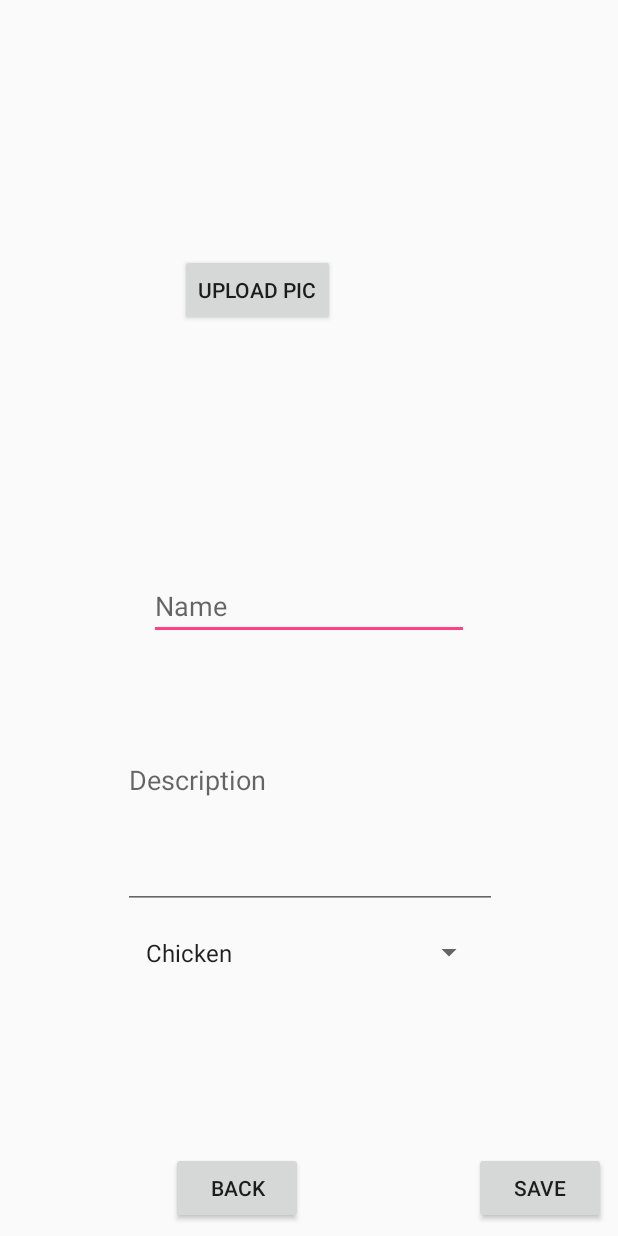
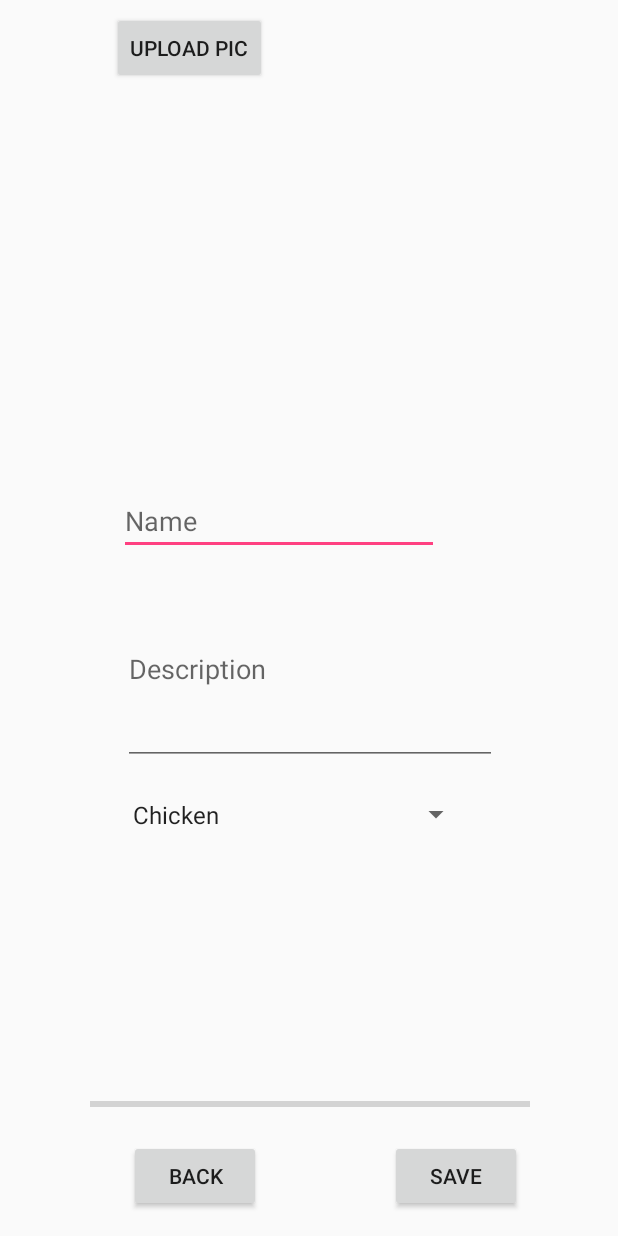
Before and after one commit to NS-Mojtaba/AND_FoodProject, an Android app: the AddRecipe screen opened directly, with no data from a screen before it, on a phone screen of 412 x 824 dp. Run offline under Robolectric (Android 15) with nearby library versions, the phone set to English and light mode, and no system bars; our stand-ins replace Firebase (no records; nobody signed in at launch, a user with empty details on screens opened directly), Picasso.

Commit message:
Upload Picture added to AddRecipe and its xml file

```diff
--- a/app/build.gradle
+++ b/app/build.gradle
@@ -27,11 +27,15 @@ dependencies {
     testImplementation 'junit:junit:4.12'
     androidTestImplementation 'com.android.support.test:runner:1.0.2'
     androidTestImplementation 'com.android.support.test.espresso:espresso-core:3.0.2'
+    implementation 'com.google.firebase:firebase-database:12.0.1'
     implementation 'com.google.firebase:firebase-firestore:17.1.2'
     implementation 'com.google.firebase:firebase-core:16.0.4'
     implementation 'com.android.support:gridlayout-v7:28.0.0'
     implementation 'com.google.firebase:firebase-storage:16.0.4'
     implementation 'com.google.firebase:firebase-auth:16.0.5'
+    implementation 'com.android.support:cardview-v7:28.0.0'
+    implementation 'com.android.support:recyclerview-v7:28.0.0'
+    implementation 'com.squareup.picasso:picasso:2.5.2'
 
     implementation 'com.github.bumptech.glide:glide:4.7.1'
     // Glide v4 uses this new annotation processor -- see https://bumptech.github.io/glide/doc/generatedapi.html
--- a/app/src/main/AndroidManifest.xml
+++ b/app/src/main/AndroidManifest.xml
@@ -6,6 +6,7 @@
     <uses-permission android:name="android.permission.READ_EXTERNAL_STORAGEE"/>
     <uses-permission android:name="android.permission.STORAGE"/>
 
+    <uses-permission android:name="android.permission.INTERNET" />
 
     <application
         android:allowBackup="true"
--- a/app/src/main/java/com/example/ciber/and_foodproject/AddRecipe.java
+++ b/app/src/main/java/com/example/ciber/and_foodproject/AddRecipe.java
@@ -1,38 +1,81 @@
 package com.example.ciber.and_foodproject;
 
+import android.content.ContentResolver;
+import android.content.Intent;
+import android.net.Uri;
+import android.os.Handler;
+import android.support.annotation.NonNull;
 import android.support.v7.app.AppCompatActivity;
 import android.os.Bundle;
 import android.view.View;
+import android.webkit.MimeTypeMap;
 import android.widget.ArrayAdapter;
 import android.widget.Button;
+import android.widget.EditText;
+import android.widget.ImageView;
+import android.widget.ProgressBar;
 import android.widget.Spinner;
 import android.widget.TextView;
 import android.widget.Toast;
 
 import com.google.android.gms.tasks.OnSuccessListener;
 import com.google.firebase.firestore.DocumentReference;
+import com.google.android.gms.tasks.OnFailureListener;
+import com.google.firebase.database.DatabaseReference;
+
+import com.google.firebase.storage.FirebaseStorage;
+import com.google.firebase.storage.OnProgressListener;
+import com.google.firebase.storage.StorageReference;
+import com.google.firebase.storage.StorageTask;
+import com.google.firebase.storage.UploadTask;
+import com.squareup.picasso.Picasso;
 
 import java.util.HashMap;
 import java.util.Map;
 
 public class AddRecipe extends AppCompatActivity {
+
+    private static final int PICK_IMAGE_REQUEST = 1;
+
+    private Button mButtonChooseImage;
     private Button back;
     private Button save;
-    private TextView text_name;
-    private TextView text_description;
+    private EditText text_name;
+    private EditText text_description;
     private Spinner spinner;
+    private ImageView mImageView;
+    private ProgressBar mProgressBar;
+
+    private Uri mImageUri;
+
+    private StorageReference mStorageRef;
+    private DatabaseReference mDatabaseRef;
+
+    private StorageTask mUploadTask;
 
     @Override
     protected void onCreate(Bundle savedInstanceState) {
         super.onCreate(savedInstanceState);
         setContentView(R.layout.activity_add_recipe);
 
+        mButtonChooseImage = findViewById(R.id.button_choose_image);
         back = findViewById(R.id.button_back);
         save = findViewById(R.id.button_save_recipe);
         text_name = findViewById(R.id.text_name);
         text_description = findViewById(R.id.text_description);
         spinner = findViewById(R.id.spinner);
+        mImageView = findViewById(R.id.image_view);
+        mProgressBar = findViewById(R.id.progress_bar);
 
+        mStorageRef = FirebaseStorage.getInstance().getReference("uploads");
+
+
+        mButtonChooseImage.setOnClickListener(new View.OnClickListener() {
+            @Override
+            public void onClick(View v) {
+                openFileChooser();
+            }
+        });
 
         back.setOnClickListener(new View.OnClickListener() {
             @Override
@@ -44,6 +87,12 @@ public class AddRecipe extends AppCompatActivity {
         save.setOnClickListener(new View.OnClickListener() {
             @Override
             public void onClick(View v) {
+                if (mUploadTask != null && mUploadTask.isInProgress()) {
+                    Toast.makeText(AddRecipe.this, "Upload in progress", Toast.LENGTH_SHORT).show();
+                } else {
+                    uploadFile();
+                }
+
                 if(!MainActivity.getInstance().searchForDish(text_name.getText().toString())){
                     // SAVE FUNCTIONALITY GOES HERE!!!!!!!!!!!!
                     Map<String, String> map = new HashMap<>();
@@ -57,7 +106,76 @@ public class AddRecipe extends AppCompatActivity {
                     Toast.makeText(AddRecipe.this, "Name already exists", Toast.LENGTH_SHORT).show();
                 }
 
+
             }
         });
     }
+
+
+    private void openFileChooser() {
+        Intent intent = new Intent();
+        intent.setType("image/*");
+        intent.setAction(Intent.ACTION_GET_CONTENT);
+        startActivityForResult(intent, PICK_IMAGE_REQUEST);
+    }
+
+    @Override
+    protected void onActivityResult(int requestCode, int resultCode, Intent data) {
+        super.onActivityResult(requestCode, resultCode, data);
+
+        if (requestCode == PICK_IMAGE_REQUEST && resultCode == RESULT_OK
+                && data != null && data.getData() != null) {
+            mImageUri = data.getData();
+
+            Picasso.with(this).load(mImageUri).into(mImageView);
+        }
+    }
+
+    private String getFileExtension(Uri uri) {
+        ContentResolver cR = getContentResolver();
+        MimeTypeMap mime = MimeTypeMap.getSingleton();
+        return mime.getExtensionFromMimeType(cR.getType(uri));
+    }
+
+    private void uploadFile() {
+        if (mImageUri != null) {
+            StorageReference fileReference = mStorageRef.child(System.currentTimeMillis()
+                    + "." + getFileExtension(mImageUri));
+
+            mUploadTask = fileReference.putFile(mImageUri)
+                    .addOnSuccessListener(new OnSuccessListener<UploadTask.TaskSnapshot>() {
+                        @Override
+                        public void onSuccess(UploadTask.TaskSnapshot taskSnapshot) {
+                            Handler handler = new Handler();
+                            handler.postDelayed(new Runnable() {
+                                @Override
+                                public void run() {
+                                    mProgressBar.setProgress(0);
+                                }
+                            }, 500);
+
+                            Toast.makeText(AddRecipe.this, "Upload successful", Toast.LENGTH_LONG).show();
+                            Upload upload = new Upload(text_name.getText().toString().trim(),
+                                    taskSnapshot.getStorage().getDownloadUrl().toString());
+                            String uploadId = mDatabaseRef.push().getKey();
+                            mDatabaseRef.child(uploadId).setValue(upload);
+                        }
+                    })
+                    .addOnFailureListener(new OnFailureListener() {
+                        @Override
+                        public void onFailure(@NonNull Exception e) {
+                            Toast.makeText(AddRecipe.this, e.getMessage(), Toast.LENGTH_SHORT).show();
+                        }
+                    })
+                    .addOnProgressListener(new OnProgressListener<UploadTask.TaskSnapshot>() {
+                        @Override
+                        public void onProgress(UploadTask.TaskSnapshot taskSnapshot) {
+                            double progress = (100.0 * taskSnapshot.getBytesTransferred() / taskSnapshot.getTotalByteCount());
+                            mProgressBar.setProgress((int) progress);
+                        }
+                    });
+        } else {
+            Toast.makeText(this, "No file selected", Toast.LENGTH_SHORT).show();
+        }
+    }
 }
--- a/app/src/main/java/com/example/ciber/and_foodproject/Detail.java
+++ b/app/src/main/java/com/example/ciber/and_foodproject/Detail.java
@@ -8,6 +8,9 @@ import android.widget.Button;
 import android.widget.EditText;
 import android.widget.ImageView;
 import android.widget.TextView;
+
+import com.google.firebase.firestore.DocumentReference;
+import com.google.firebase.firestore.FirebaseFirestore;
 
 public class Detail extends AppCompatActivity {
 
@@ -66,6 +69,8 @@ public class Detail extends AppCompatActivity {
     }
 
 
+
+
    public void SetDish(Dish _dish){
         dish = _dish;
     }
--- a/app/src/main/java/com/example/ciber/and_foodproject/MainActivity.java
+++ b/app/src/main/java/com/example/ciber/and_foodproject/MainActivity.java
@@ -19,8 +19,7 @@ import com.google.firebase.firestore.DocumentReference;
 import com.google.firebase.firestore.FirebaseFirestore;
 import com.google.firebase.firestore.QueryDocumentSnapshot;
 import com.google.firebase.firestore.QuerySnapshot;
-import com.google.firebase.storage.FirebaseStorage;
-import com.google.firebase.storage.StorageReference;
+
 
 import java.util.Map;
 
--- a/app/src/main/res/layout/activity_add_recipe.xml
+++ b/app/src/main/res/layout/activity_add_recipe.xml
@@ -7,7 +7,7 @@
     tools:context=".AddRecipe">
 
     <Button
-        android:id="@+id/button"
+        android:id="@+id/button_choose_image"
         android:layout_width="wrap_content"
         android:layout_height="wrap_content"
         android:layout_marginBottom="8dp"
@@ -17,33 +17,34 @@
         android:text="@string/upload_pic"
         app:layout_constraintBottom_toTopOf="@+id/text_name"
         app:layout_constraintEnd_toEndOf="parent"
-        app:layout_constraintHorizontal_bias="0.382"
+        app:layout_constraintHorizontal_bias="0.227"
         app:layout_constraintStart_toStartOf="parent"
         app:layout_constraintTop_toTopOf="parent"
-        app:layout_constraintVertical_bias="0.508" />
+        app:layout_constraintVertical_bias="0.0" />
 
     <EditText
         android:id="@+id/text_name"
         android:layout_width="wrap_content"
         android:layout_height="wrap_content"
+        android:layout_marginBottom="12dp"
+        android:layout_marginEnd="8dp"
         android:layout_marginStart="8dp"
-        android:layout_marginEnd="8dp"
-        android:layout_marginBottom="8dp"
         android:ems="10"
         android:hint="@string/hint_name"
         android:importantForAutofill="no"
         android:inputType="textPersonName"
         app:layout_constraintBottom_toTopOf="@+id/text_description"
         app:layout_constraintEnd_toEndOf="parent"
+        app:layout_constraintHorizontal_bias="0.392"
         app:layout_constraintStart_toStartOf="parent" />
 
     <EditText
         android:id="@+id/text_description"
         android:layout_width="249dp"
-        android:layout_height="171dp"
+        android:layout_height="128dp"
+        android:layout_marginBottom="12dp"
+        android:layout_marginEnd="8dp"
         android:layout_marginStart="8dp"
-        android:layout_marginEnd="8dp"
-        android:layout_marginBottom="8dp"
         android:ems="10"
         android:hint="@string/hint_description"
         android:importantForAutofill="no"
@@ -57,19 +58,47 @@
         android:id="@+id/spinner"
         android:layout_width="234dp"
         android:layout_height="42dp"
+        android:layout_marginBottom="196dp"
+        android:layout_marginEnd="8dp"
+        android:layout_marginStart="8dp"
+        android:entries="@array/categories_array"
+        app:layout_constraintBottom_toTopOf="@+id/button_back"
+        app:layout_constraintEnd_toEndOf="parent"
+        app:layout_constraintHorizontal_bias="0.447"
+        app:layout_constraintStart_toStartOf="parent" />
+
+    <ImageView
+        android:id="@+id/image_view"
+        android:layout_width="303dp"
+        android:layout_height="138dp"
         android:layout_marginBottom="112dp"
         android:layout_marginEnd="8dp"
         android:layout_marginStart="8dp"
-        app:layout_constraintBottom_toTopOf="@+id/button_back"
+        app:layout_constraintBottom_toBottomOf="parent"
         app:layout_constraintEnd_toEndOf="parent"
-        app:layout_constraintStart_toStartOf="parent"
-        android:entries="@array/categories_array"/>
+        app:layout_constraintHorizontal_bias="0.507"
+        app:layout_constraintStart_toStartOf="parent" />
+
+    <ProgressBar
+        android:id="@+id/progress_bar"
+        style="@style/Widget.AppCompat.ProgressBar.Horizontal"
+        android:layout_width="293dp"
+        android:layout_height="16dp"
+        android:layout_alignParentStart="true"
+        android:layout_marginBottom="80dp"
+        android:layout_marginEnd="8dp"
+        android:layout_marginStart="8dp"
+        app:layout_constraintBottom_toBottomOf="parent"
+        app:layout_constraintEnd_toEndOf="parent"
+        app:layout_constraintHorizontal_bias="0.506"
+        app:layout_constraintStart_toStartOf="parent" />
+
 
     <Button
         android:id="@+id/button_back"
         android:layout_width="wrap_content"
         android:layout_height="wrap_content"
-        android:layout_marginBottom="8dp"
+        android:layout_marginBottom="16dp"
         android:layout_marginEnd="8dp"
         android:layout_marginStart="8dp"
         android:text="@string/button_back"
@@ -81,8 +110,8 @@
         android:id="@+id/button_save_recipe"
         android:layout_width="wrap_content"
         android:layout_height="wrap_content"
-        android:layout_marginBottom="8dp"
-        android:layout_marginEnd="8dp"
+        android:layout_marginBottom="16dp"
+        android:layout_marginEnd="64dp"
         android:text="@string/button_save"
         app:layout_constraintBottom_toBottomOf="parent"
         app:layout_constraintEnd_toEndOf="parent" />
```
